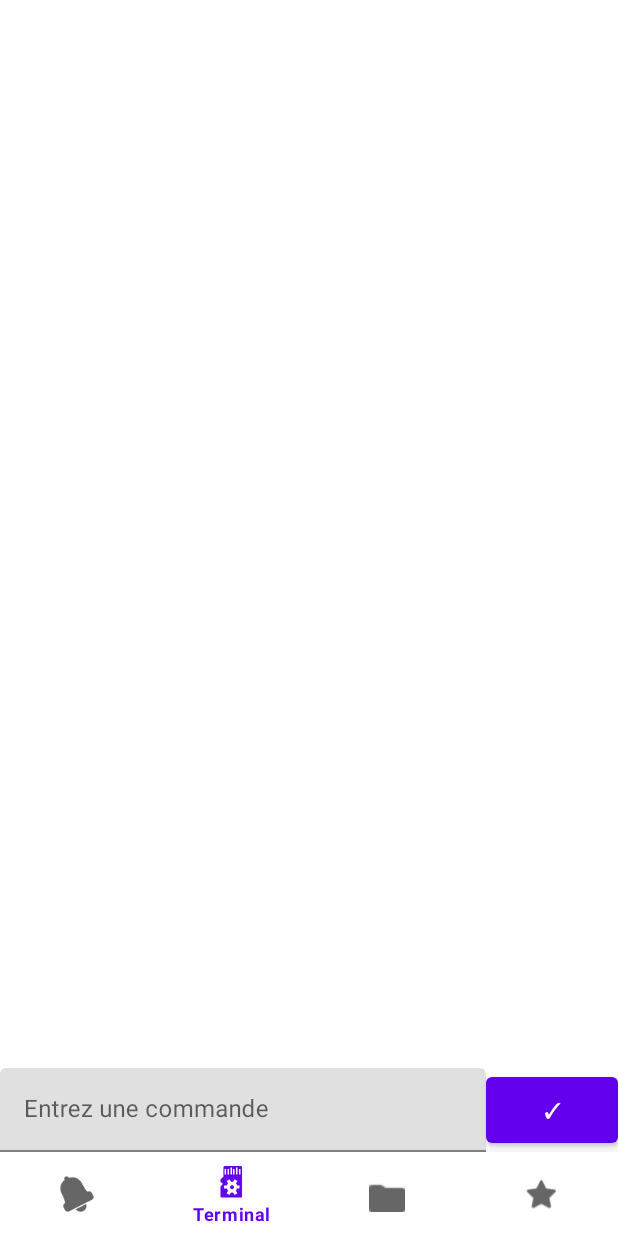
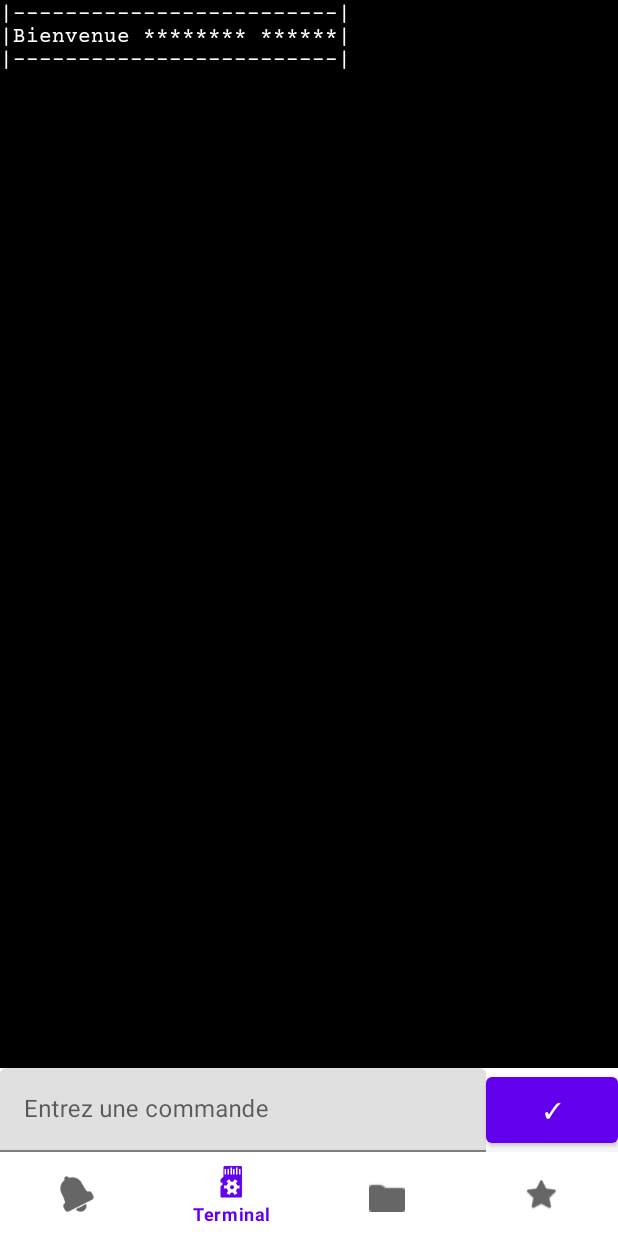
Before and after one commit to Raphiikiki/Anniv_2022_Am, an Android app: the FragmentTerminal screen opened through its navigation route, on a phone screen of 412 x 824 dp. Run offline under Robolectric (Android 15) with nearby library versions, the phone set to English and light mode, and no system bars; our stand-ins replace navigation-ui; Roboto replaces fonts that are not available here.

Commit message:
Mise en place de la partie controleur et modele pour le terminal textuel

```diff
--- a/app/src/main/java/com/example/anniv_2022_am/controleurs/Variables.java
+++ b/app/src/main/java/com/example/anniv_2022_am/controleurs/Variables.java
@@ -4,4 +4,5 @@ public class Variables {
 
     public final static String TAG_Notifications = "NOTIFICATIONS";
     public final static String TAG_Database = "DATABASE";
+    public final static String TAG_Terminal = "TERMINAL";
 }
--- a/app/src/main/java/com/example/anniv_2022_am/ui/terminal/FragmentTerminal.java
+++ b/app/src/main/java/com/example/anniv_2022_am/ui/terminal/FragmentTerminal.java
@@ -3,64 +3,60 @@ package com.example.anniv_2022_am.ui.terminal;
 import android.os.Bundle;
 
 import androidx.fragment.app.Fragment;
+import androidx.fragment.app.FragmentManager;
 
 import android.view.LayoutInflater;
 import android.view.View;
 import android.view.ViewGroup;
 
 import com.example.anniv_2022_am.R;
+import com.example.anniv_2022_am.ui.terminal.fragments.FragmentInputTerminal;
+import com.example.anniv_2022_am.ui.terminal.fragments.FragmentTextTerminal;
+import com.google.android.material.textfield.TextInputEditText;
 
-/**
- * A simple {@link Fragment} subclass.
- * Use the {@link FragmentTerminal#newInstance} factory method to
- * create an instance of this fragment.
- */
+import java.util.Objects;
+
 public class FragmentTerminal extends Fragment {
 
-    // TODO: Rename parameter arguments, choose names that match
-    // the fragment initialization parameters, e.g. ARG_ITEM_NUMBER
-    private static final String ARG_PARAM1 = "param1";
-    private static final String ARG_PARAM2 = "param2";
-
-    // TODO: Rename and change types of parameters
-    private String mParam1;
-    private String mParam2;
+    private FragmentManager fragmentManager;
+    private TextInputEditText input;
+    private FragmentInputTerminal terminal;
 
     public FragmentTerminal() {
         // Required empty public constructor
     }
 
-    /**
-     * Use this factory method to create a new instance of
-     * this fragment using the provided parameters.
-     *
-     * @param param1 Parameter 1.
-     * @param param2 Parameter 2.
-     * @return A new instance of fragment FragmentTerminal.
-     */
-    // TODO: Rename and change types and number of parameters
-    public static FragmentTerminal newInstance(String param1, String param2) {
-        FragmentTerminal fragment = new FragmentTerminal();
-        Bundle args = new Bundle();
-        args.putString(ARG_PARAM1, param1);
-        args.putString(ARG_PARAM2, param2);
-        fragment.setArguments(args);
-        return fragment;
+    @Override
+    public void onCreate(Bundle savedInstanceState) {
+        super.onCreate(savedInstanceState);
+        this.fragmentManager = getChildFragmentManager();
     }
 
     @Override
-    public void onCreate(Bundle savedInstanceState) {
-        super.onCreate(savedInstanceState);
-        if (getArguments() != null) {
-            mParam1 = getArguments().getString(ARG_PARAM1);
-            mParam2 = getArguments().getString(ARG_PARAM2);
-        }
+    public View onCreateView(LayoutInflater inflater, ViewGroup container, Bundle savedInstanceState) {
+        // Inflate the layout for this fragment
+        View root = inflater.inflate(R.layout.fragment_navigation_terminal, container, false);
+
+        // Get the input
+        this.input = root.findViewById(R.id.input_terminal);
+
+        // Setup the button
+        root.findViewById(R.id.btn_validateterminal).setOnClickListener(this::sendText);
+
+        this.replaceFragment(new FragmentTextTerminal());
+        return root;
     }
 
-    @Override
-    public View onCreateView(LayoutInflater inflater, ViewGroup container,
-                             Bundle savedInstanceState) {
-        // Inflate the layout for this fragment
-        return inflater.inflate(R.layout.fragment_navigation_terminal, container, false);
+    public void sendText(View view) {
+        this.terminal.processData(Objects.requireNonNull(this.input.getText()).toString());
+        this.input.getText().clear();
+    }
+
+    private void replaceFragment(FragmentInputTerminal fragment) {
+        this.terminal = fragment;
+        this.fragmentManager.beginTransaction()
+                .replace(R.id.layout_prompt, this.terminal)
+                .addToBackStack(null)
+                .commit();
     }
 }
--- /dev/null
+++ b/app/src/main/java/com/example/anniv_2022_am/ui/terminal/fragments/FragmentInputTerminal.java
@@ -0,0 +1,20 @@
+package com.example.anniv_2022_am.ui.terminal.fragments;
+
+import android.os.Bundle;
+import android.util.Log;
+
+import androidx.fragment.app.Fragment;
+
+import com.example.anniv_2022_am.controleurs.Variables;
+
+public abstract class FragmentInputTerminal extends Fragment {
+
+    @Override
+    public void onCreate(Bundle savedInstanceState) {
+        super.onCreate(savedInstanceState);
+    }
+
+    public void processData(String data) {
+        Log.d(Variables.TAG_Terminal, data);
+    }
+}
--- /dev/null
+++ b/app/src/main/java/com/example/anniv_2022_am/ui/terminal/fragments/FragmentTextTerminal.java
@@ -0,0 +1,58 @@
+package com.example.anniv_2022_am.ui.terminal.fragments;
+
+import android.os.Bundle;
+
+import androidx.core.content.res.ResourcesCompat;
+import androidx.fragment.app.Fragment;
+
+import android.text.method.ScrollingMovementMethod;
+import android.view.LayoutInflater;
+import android.view.View;
+import android.view.ViewGroup;
+import android.widget.ScrollView;
+import android.widget.TextView;
+
+import com.example.anniv_2022_am.R;
+import com.example.anniv_2022_am.controleurs.GCommandes;
+
+import java.lang.reflect.InvocationTargetException;
+
+public class FragmentTextTerminal extends FragmentInputTerminal {
+
+    private TextView logs;
+    private ScrollView sv;
+
+    public FragmentTextTerminal() {
+        // Required empty public constructor
+    }
+
+    @Override
+    public View onCreateView(LayoutInflater inflater, ViewGroup container, Bundle savedInstanceState) {
+        // Inflate the layout for this fragment
+        View root = inflater.inflate(R.layout.fragment_text_terminal, container, false);
+
+        this.logs = root.findViewById(R.id.txtview_textterminal);
+        this.logs.setText(R.string.welcome_text_terminal);
+        this.sv = root.findViewById(R.id.sv_textterminal);
+        return root;
+    }
+
+    @Override
+    public void processData(String data) {
+        super.processData(data);
+        this.printCommand(data);
+        this.printResult(GCommandes.applyCommand(data));
+        this.sv.fullScroll(View.FOCUS_DOWN);
+    }
+
+    private void printCommand(String command) {
+        this.printData("> " + command);
+    }
+
+    private void printResult(String result) {
+        this.printData(result);
+    }
+    private void printData(String data) {
+        this.logs.append(data + "\n");
+    }
+}
--- a/app/src/main/res/layout/fragment_graphique_terminal.xml
+++ b/app/src/main/res/layout/fragment_graphique_terminal.xml
@@ -3,7 +3,7 @@
     xmlns:tools="http://schemas.android.com/tools"
     android:layout_width="match_parent"
     android:layout_height="match_parent"
-    tools:context=".ui.terminal.FragmentGraphiqueTerminal">
+    tools:context=".ui.terminal.fragments.FragmentGraphiqueTerminal">
 
     <!-- TODO: Update blank fragment layout -->
     <TextView
--- a/app/src/main/res/layout/fragment_text_terminal.xml
+++ b/app/src/main/res/layout/fragment_text_terminal.xml
@@ -4,16 +4,25 @@
     xmlns:tools="http://schemas.android.com/tools"
     android:layout_width="match_parent"
     android:layout_height="match_parent"
-    tools:context=".ui.terminal.FragmentTextTerminal">
+    tools:context=".ui.terminal.fragments.FragmentTextTerminal">
 
-    <TextView
-        android:id="@+id/txtview_textterminal"
-        android:layout_width="0dp"
-        android:layout_height="0dp"
+    <ScrollView
+        android:id="@+id/sv_textterminal"
+        android:layout_width="match_parent"
+        android:layout_height="match_parent"
         android:background="@color/black"
-        android:textColor="@color/white"
         app:layout_constraintBottom_toBottomOf="parent"
         app:layout_constraintEnd_toEndOf="parent"
         app:layout_constraintStart_toStartOf="parent"
-        app:layout_constraintTop_toTopOf="parent" />
+        app:layout_constraintTop_toTopOf="parent">
+
+        <TextView
+            android:id="@+id/txtview_textterminal"
+            android:layout_width="match_parent"
+            android:layout_height="wrap_content"
+            android:background="@android:color/transparent"
+            android:fontFamily="@font/courier_prime"
+            android:textColor="@color/white" />
+    </ScrollView>
+
 </androidx.constraintlayout.widget.ConstraintLayout>
--- a/app/src/main/res/values/preloaded_fonts.xml
+++ b/app/src/main/res/values/preloaded_fonts.xml
@@ -2,5 +2,6 @@
 <resources>
     <array name="preloaded_fonts" translatable="false">
         <item>@font/advent_pro_thin</item>
+        <item>@font/courier_prime</item>
     </array>
 </resources>
--- a/app/src/main/res/values/strings.xml
+++ b/app/src/main/res/values/strings.xml
@@ -13,6 +13,7 @@
     <!-- Terminal -->
     <string name="terminal_hint">Entrez une commande</string>
     <string name="valider">✓</string>
+    <string name="welcome_text_terminal">|-------------------------|\n|Bienvenue ******** ******|\n|-------------------------|\n\n</string>
 
     <!-- Commun -->
     <string name="placeholder">Placeholder</string>
```
Also changed, not shown: app/src/main/java/com/example/anniv_2022_am/controleurs/GCommandes.java (added, +25 -0 lines), app/src/main/java/com/example/anniv_2022_am/modele/Commandes.java (added, +16 -0 lines), app/src/main/java/com/example/anniv_2022_am/ui/terminal/FragmentGraphiqueTerminal.java (deleted, +0 -66 lines), app/src/main/java/com/example/anniv_2022_am/ui/terminal/FragmentTextTerminal.java (deleted, +0 -66 lines), app/src/main/java/com/example/anniv_2022_am/ui/terminal/fragments/FragmentGraphiqueTerminal.java (added, +25 -0 lines), app/src/main/res/font/courier_prime.ttf (added).
